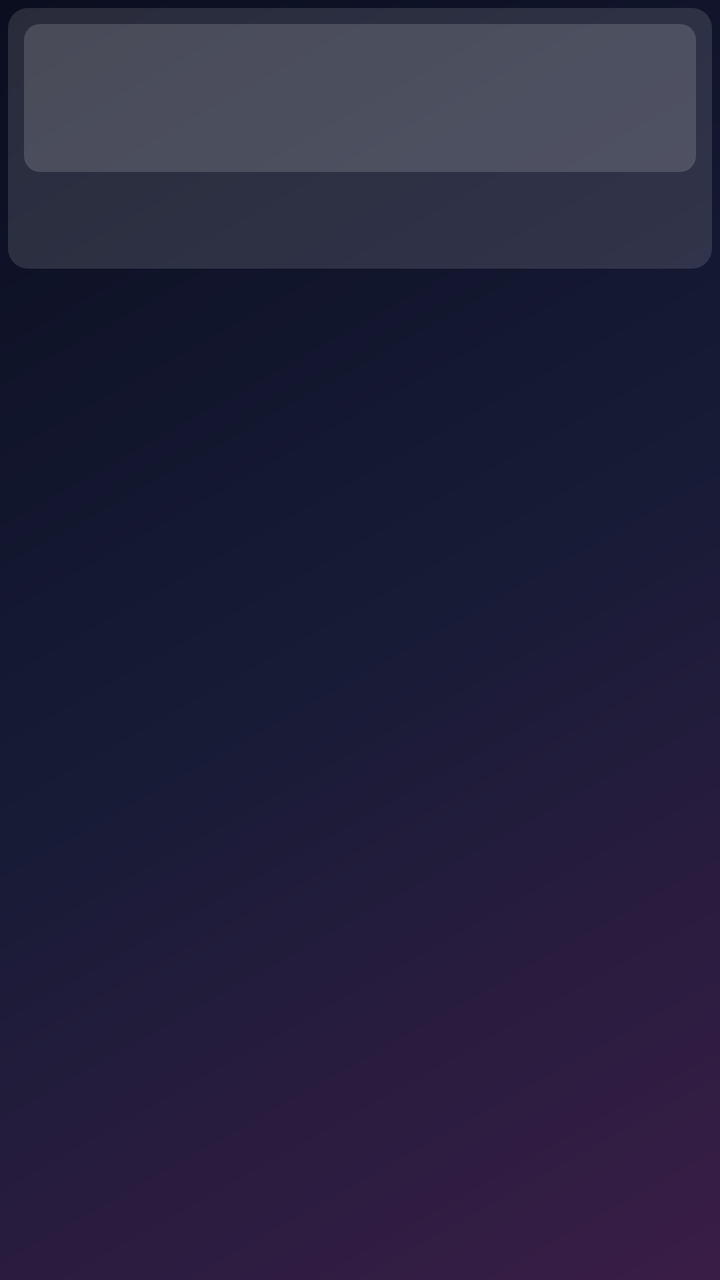
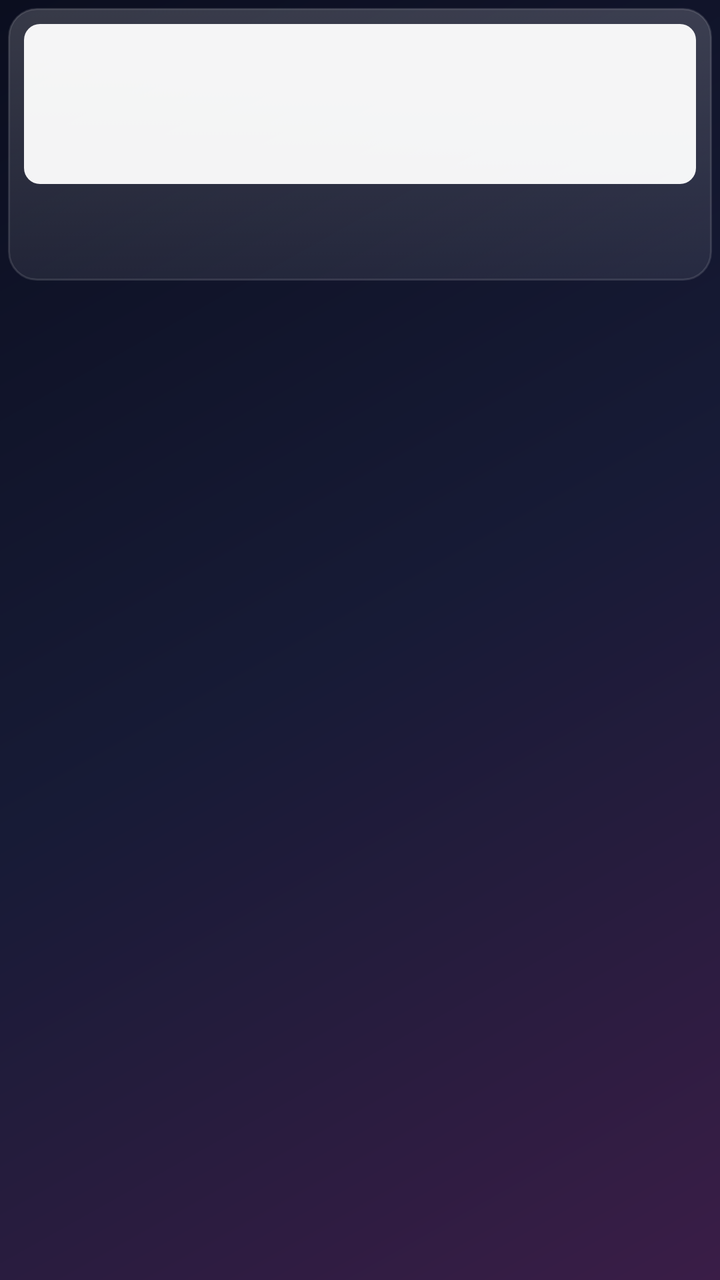

The first picture is an Android layout as it rendered before a commit; the second is the same layout after the commit. The layout source and the unified diff follow.
<!-- AndroidManifest.xml: application theme AppTheme -->
<!-- res/layout/item_channel.xml -->
<?xml version="1.0" encoding="utf-8"?>
<LinearLayout xmlns:android="http://schemas.android.com/apk/res/android"
    android:layout_width="match_parent"
    android:layout_height="wrap_content"
    android:clipChildren="false"
    android:orientation="vertical"
    android:padding="4dp">

    <LinearLayout
        android:id="@+id/card"
        android:layout_width="match_parent"
        android:layout_height="wrap_content"
        android:background="@drawable/channel_card"
        android:duplicateParentState="true"
        android:orientation="vertical"
        android:padding="8dp">

        <FrameLayout
            android:layout_width="match_parent"
            android:layout_height="74dp"
            android:background="@drawable/logo_bg">

            
            <TextView
                android:id="@+id/initials"
                android:layout_width="match_parent"
                android:layout_height="match_parent"
                android:fontFamily="sans-serif-light"
                android:gravity="center"
                android:textColor="#80FFFFFF"
                android:textSize="26sp" />

            <ImageView
                android:id="@+id/logo"
                android:layout_width="match_parent"
                android:layout_height="match_parent"
                android:background="#00000000"
                android:importantForAccessibility="no"
                android:padding="10dp"
                android:scaleType="fitCenter" />
        </FrameLayout>

        <TextView
            android:id="@+id/name"
            android:layout_width="match_parent"
            android:layout_height="wrap_content"
            android:layout_marginTop="7dp"
            android:duplicateParentState="true"
            android:ellipsize="end"
            android:fontFamily="sans-serif-medium"
            android:singleLine="true"
            android:textColor="@color/on_light"
            android:textSize="13sp" />

        <TextView
            android:id="@+id/sub"
            android:layout_width="match_parent"
            android:layout_height="wrap_content"
            android:layout_marginTop="1dp"
            android:duplicateParentState="true"
            android:ellipsize="end"
            android:singleLine="true"
            android:textColor="@color/on_light_dim"
            android:textSize="11sp" />
    </LinearLayout>
</LinearLayout>
<!-- resources referenced by this layout -->
<resources>
  <!-- drawable channel_card (drawable) -->
  <?xml version="1.0" encoding="utf-8"?>
  <selector xmlns:android="http://schemas.android.com/apk/res/android">
      <item android:state_activated="true">
          <shape><corners android:radius="10dp" /><solid android:color="#F5FFFFFF" /></shape>
      </item>
      <item>
          <shape><corners android:radius="10dp" /><solid android:color="#1FFFFFFF" /></shape>
      </item>
  </selector>
  <!-- drawable logo_bg (drawable) -->
  <?xml version="1.0" encoding="utf-8"?>
  <shape xmlns:android="http://schemas.android.com/apk/res/android">
      <corners android:radius="8dp" />
      <solid android:color="#26FFFFFF" />
  </shape>
  <style name="AppTheme" parent="android:Theme.Material.NoActionBar.Fullscreen">
          <item name="android:windowBackground">@drawable/bg</item>
          <item name="android:colorAccent">@color/accent</item>
      </style>
  <!-- drawable bg (drawable) -->
  <?xml version="1.0" encoding="utf-8"?>
  <shape xmlns:android="http://schemas.android.com/apk/res/android">
      <gradient
          android:angle="315"
          android:centerColor="#171B36"
          android:endColor="#3A1D47"
          android:startColor="#0B0E1F"
          android:type="linear" />
  </shape>
  <color name="accent">#FFC27A</color>
</resources>

<!-- the commit's change to res/layout/item_channel.xml (unified diff, before → after) -->
@@ -17,7 +17,7 @@
 
         <FrameLayout
             android:layout_width="match_parent"
-            android:layout_height="74dp"
+            android:layout_height="80dp"
             android:background="@drawable/logo_bg">
 
             
@@ -27,7 +27,7 @@
                 android:layout_height="match_parent"
                 android:fontFamily="sans-serif-light"
                 android:gravity="center"
-                android:textColor="#80FFFFFF"
+                android:textColor="#66111111"
                 android:textSize="26sp" />
 
             <ImageView
@@ -38,6 +38,17 @@
                 android:importantForAccessibility="no"
                 android:padding="10dp"
                 android:scaleType="fitCenter" />
+
+            
+            <ImageView
+                android:id="@+id/fav_badge"
+                android:layout_width="22dp"
+                android:layout_height="22dp"
+                android:layout_gravity="top|end"
+                android:layout_margin="5dp"
+                android:contentDescription="@string/favourite"
+                android:src="@drawable/ic_heart"
+                android:visibility="gone" />
         </FrameLayout>
 
         <TextView
<!-- resource entries referenced after the edit -->
@@ -4,18 +4,29 @@
   <?xml version="1.0" encoding="utf-8"?>
   <selector xmlns:android="http://schemas.android.com/apk/res/android">
       <item android:state_activated="true">
-          <shape><corners android:radius="10dp" /><solid android:color="#F5FFFFFF" /></shape>
+          <shape><corners android:radius="14dp" /><solid android:color="#FFFFFFFF" /></shape>
       </item>
       <item>
-          <shape><corners android:radius="10dp" /><solid android:color="#1FFFFFFF" /></shape>
+          <shape>
+              <corners android:radius="14dp" />
+              <gradient android:angle="270" android:startColor="#2EFFFFFF" android:endColor="#14FFFFFF" />
+              <stroke android:width="1dp" android:color="#1FFFFFFF" />
+          </shape>
       </item>
   </selector>
+  <!-- drawable ic_heart (drawable) -->
+  <?xml version="1.0" encoding="utf-8"?>
+  <vector xmlns:android="http://schemas.android.com/apk/res/android"
+      android:width="24dp" android:height="24dp" android:viewportWidth="24" android:viewportHeight="24">
+      <path android:fillColor="#FFE50914" android:pathData="M12,21.35l-1.45,-1.32C5.4,15.36 2,12.28 2,8.5 2,5.42 4.42,3 7.5,3c1.74,0 3.41,0.81 4.5,2.09C13.09,3.81 14.76,3 16.5,3 19.58,3 22,5.42 22,8.5c0,3.78 -3.4,6.86 -8.55,11.54L12,21.35z" />
+  </vector>
   <!-- drawable logo_bg (drawable) -->
   <?xml version="1.0" encoding="utf-8"?>
   <shape xmlns:android="http://schemas.android.com/apk/res/android">
       <corners android:radius="8dp" />
-      <solid android:color="#26FFFFFF" />
+      <solid android:color="#F2FFFFFF" />
   </shape>
+  <string name="favourite">Favourite</string>
   <style name="AppTheme" parent="android:Theme.Material.NoActionBar.Fullscreen">
           <item name="android:windowBackground">@drawable/bg</item>
           <item name="android:colorAccent">@color/accent</item>
@@ -30,6 +41,6 @@
           android:startColor="#0B0E1F"
           android:type="linear" />
   </shape>
-  <color name="accent">#FFC27A</color>
+  <color name="accent">#E50914</color>
 </resources>
 
